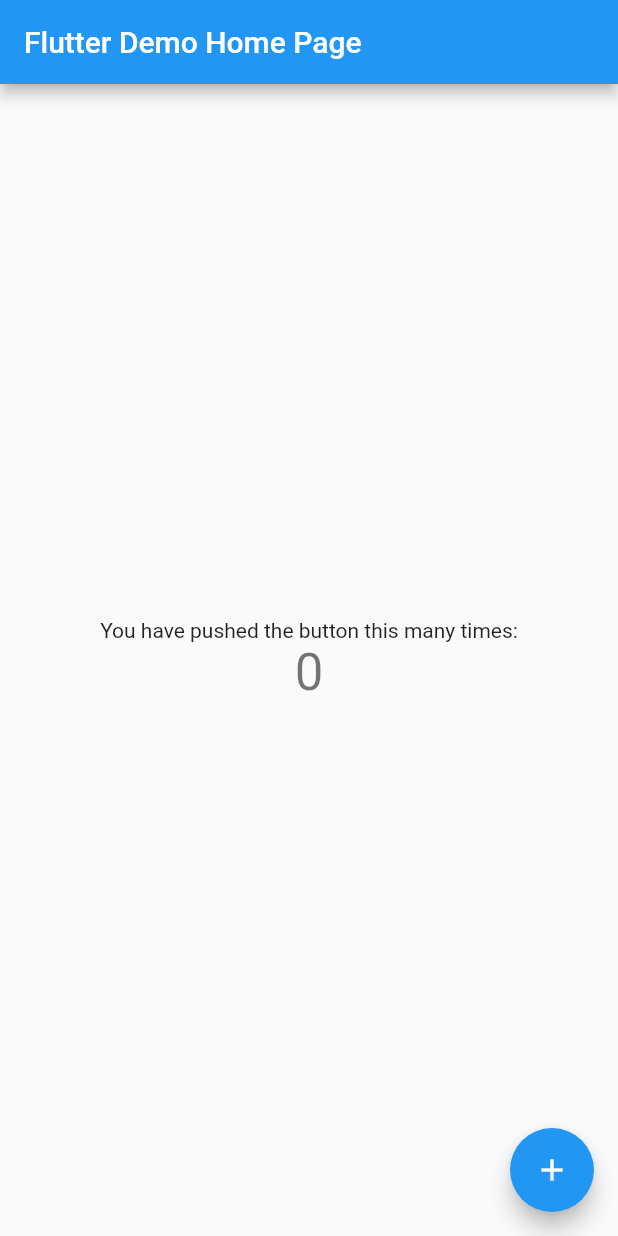
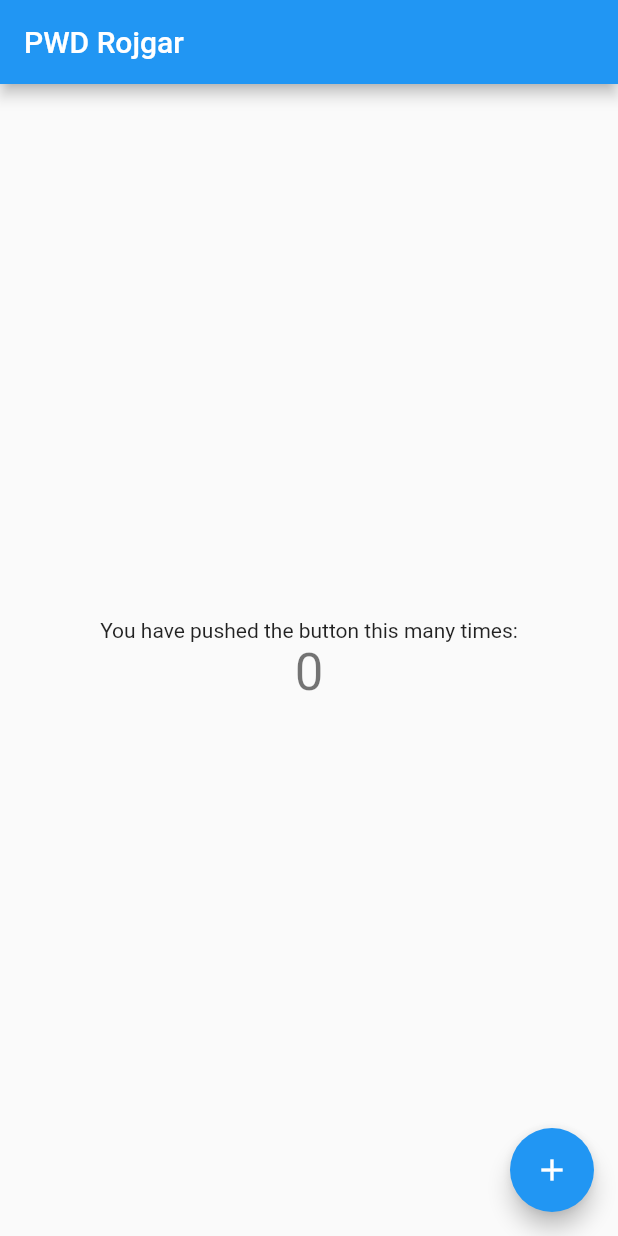
Before and after one commit to nimeshgarg/Makethon3077, a Flutter app: the screen it shows after launch, on a phone screen of 412 x 824 dp. Run offline on Flutter 3.47's test engine with Material 2 defaults, Android fonts, the phone set to English and light mode, and no system bars.

Commit message:
App Name

```diff
--- a/lib/main.dart
+++ b/lib/main.dart
@@ -3,6 +3,7 @@ import 'package:flutter/material.dart';
 void main() {
   runApp(MyApp());
 }
+
 //flutter
 class MyApp extends StatelessWidget {
   @override
@@ -12,7 +13,7 @@ class MyApp extends StatelessWidget {
       theme: ThemeData(
         primarySwatch: Colors.blue,
       ),
-      home: MyHomePage(title: 'Flutter Demo Home Page'),
+      home: MyHomePage(title: 'PWD Rojgar'),
     );
   }
 }
```
